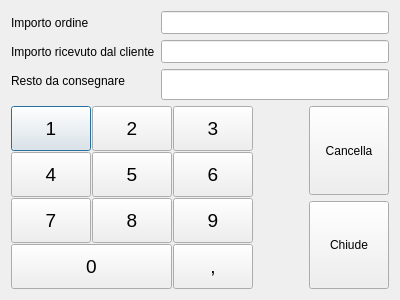
mtonin/gestcassa, file src/restodlg.ui: the form before one commit.
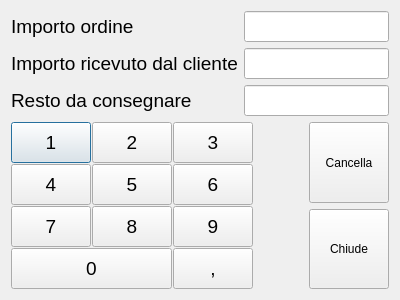
The form after the commit.

```diff
--- a/src/restodlg.ui
+++ b/src/restodlg.ui
@@ -21,6 +21,11 @@
     <layout class="QFormLayout" name="formLayout">
      <item row="0" column="0">
       <widget class="QLabel" name="label">
+       <property name="font">
+        <font>
+         <pointsize>14</pointsize>
+        </font>
+       </property>
        <property name="text">
         <string>Importo ordine</string>
        </property>
@@ -30,7 +35,7 @@
       <widget class="QLineEdit" name="importoTxt">
        <property name="font">
         <font>
-         <pointsize>10</pointsize>
+         <pointsize>14</pointsize>
         </font>
        </property>
        <property name="alignment">
@@ -43,6 +48,11 @@
      </item>
      <item row="1" column="0">
       <widget class="QLabel" name="label_2">
+       <property name="font">
+        <font>
+         <pointsize>14</pointsize>
+        </font>
+       </property>
        <property name="text">
         <string>Importo ricevuto dal cliente</string>
        </property>
@@ -52,7 +62,7 @@
       <widget class="QLineEdit" name="importoRicevutoTxt">
        <property name="font">
         <font>
-         <pointsize>10</pointsize>
+         <pointsize>14</pointsize>
         </font>
        </property>
        <property name="alignment">
@@ -65,6 +75,11 @@
      </item>
      <item row="2" column="0">
       <widget class="QLabel" name="label_3">
+       <property name="font">
+        <font>
+         <pointsize>14</pointsize>
+        </font>
+       </property>
        <property name="text">
         <string>Resto da consegnare</string>
        </property>
```
